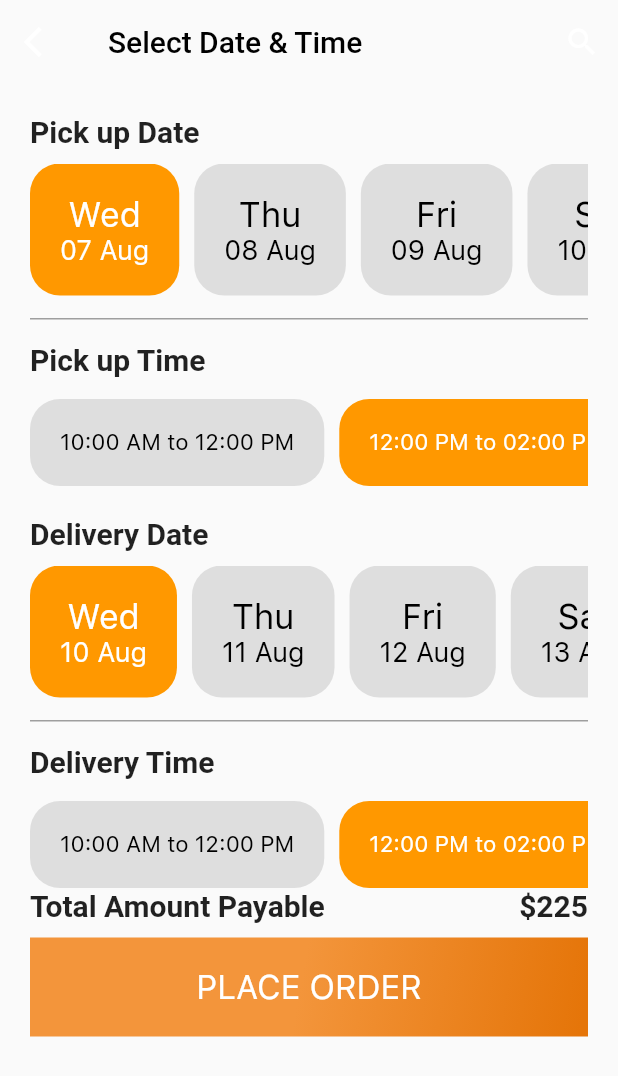
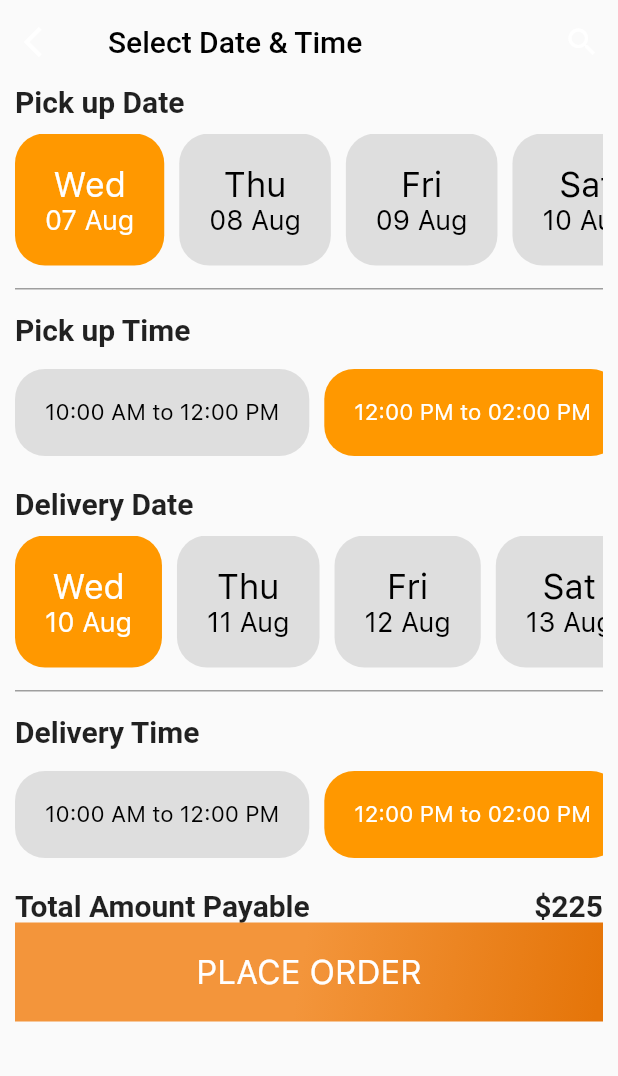
Before and after one commit to suryadevsingh/IronShop, a Flutter app: the PickUpTimePage screen opened directly, on a phone screen of 412 x 824 dp. Shown: the top 1076 px of the screen. Run offline on Flutter 3.47's test engine with Material 2 defaults, Android fonts, the phone set to English and light mode, and no system bars.

```diff
--- a/lib/Order/OrderConfirmPage.dart
+++ b/lib/Order/OrderConfirmPage.dart
@@ -33,7 +33,8 @@ class _OrderConfirmPageState extends State<OrderConfirmPage> {
         ],
       ),
       body: Container(
-        padding: EdgeInsets.all(20),
+
+        padding: EdgeInsets.only(left: 10,right: 10),
         child: ListView(
           // mainAxisAlignment: MainAxisAlignment.center,
           children: [
--- a/lib/PickUpTimePage/PickUpTimePage.dart
+++ b/lib/PickUpTimePage/PickUpTimePage.dart
@@ -1,3 +1,4 @@
+import 'package:flutter/cupertino.dart';
 import 'package:flutter/material.dart';
 
 import '../Order/OrderConfirmPage.dart';
@@ -33,7 +34,7 @@ class _PickUpTimePageState extends State<PickUpTimePage> {
         ],
       ),
       body: Container(
-        padding: EdgeInsets.all(20),
+        padding: EdgeInsets.only(left: 10,right: 10),
         child: ListView(
           // crossAxisAlignment: CrossAxisAlignment.start,
           children: [
@@ -136,8 +137,8 @@ class _PickUpTimePageState extends State<PickUpTimePage> {
                 ],
               ),
             ),
-            Expanded(
-              child: Container(),
+            SizedBox(
+              height: 20,
             ),
             Row(
               mainAxisAlignment: MainAxisAlignment.spaceBetween,
@@ -151,9 +152,6 @@ class _PickUpTimePageState extends State<PickUpTimePage> {
                   style: headingStyle,
                 )
               ],
-            ),
-            SizedBox(
-              height: 10,
             ),
             InkWell(
               onTap: () {
```
Also changed, not shown: 1 other file.
